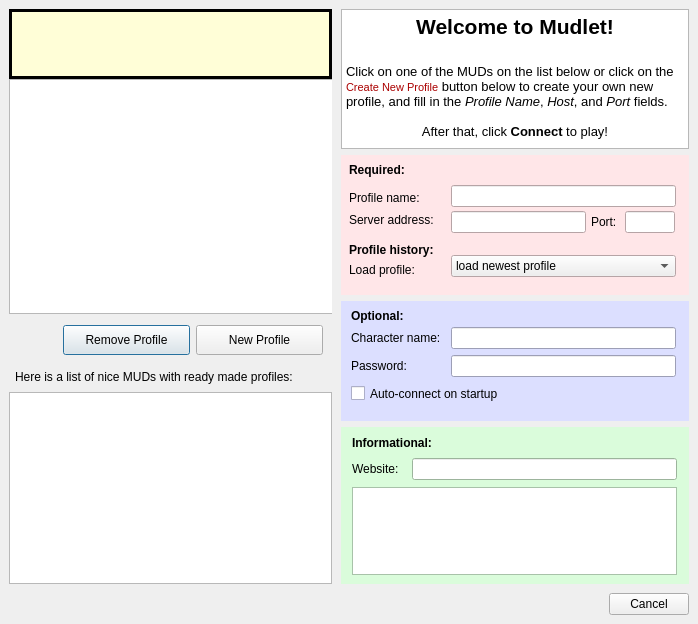
Above: mudlet/prealpha1/mudlet/src/ui/connection_profiles.ui from Mudlet/Mudlet before the change. Below: the same form after it.
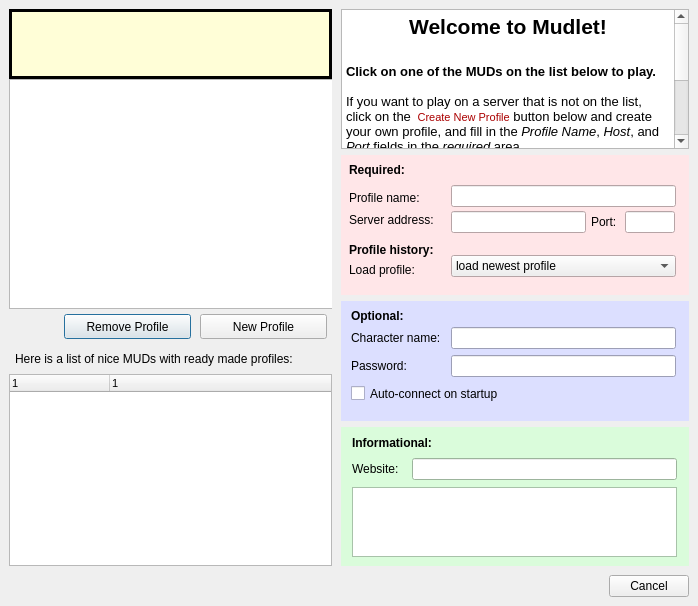
That is the form after the change. Icons and pictures are not drawn.

Commit message: LARGE: more profile loading work | debug console uses the new display driver | main window saves its size and position  |some connection dialog

```diff
--- a/mudlet/prealpha1/mudlet/src/ui/connection_profiles.ui
+++ b/mudlet/prealpha1/mudlet/src/ui/connection_profiles.ui
@@ -6,7 +6,7 @@
     <x>0</x>
     <y>0</y>
     <width>698</width>
-    <height>624</height>
+    <height>605</height>
    </rect>
   </property>
   <property name="windowTitle" >
@@ -21,6 +21,18 @@
    </property>
    <item>
     <widget class="QWidget" native="1" name="widget" >
+     <property name="sizePolicy" >
+      <sizepolicy vsizetype="Preferred" hsizetype="Preferred" >
+       <horstretch>0</horstretch>
+       <verstretch>0</verstretch>
+      </sizepolicy>
+     </property>
+     <property name="minimumSize" >
+      <size>
+       <width>698</width>
+       <height>0</height>
+      </size>
+     </property>
      <layout class="QHBoxLayout" name="horizontalLayout" >
       <property name="spacing" >
        <number>0</number>
@@ -1987,7 +1999,7 @@
            <property name="minimumSize" >
             <size>
              <width>348</width>
-             <height>0</height>
+             <height>140</height>
             </size>
            </property>
            <property name="sizeIncrement" >
@@ -2043,7 +2055,7 @@
           </widget>
          </item>
          <item>
-          <widget class="QWidget" native="1" name="widget_12" >
+          <widget class="QWidget" native="1" name="profileAdminArea" >
            <property name="sizePolicy" >
             <sizepolicy vsizetype="Fixed" hsizetype="Expanding" >
              <horstretch>0</horstretch>
@@ -2056,7 +2068,19 @@
              <height>35</height>
             </size>
            </property>
+           <property name="maximumSize" >
+            <size>
+             <width>16777215</width>
+             <height>35</height>
+            </size>
+           </property>
            <layout class="QHBoxLayout" name="horizontalLayout_4" >
+            <property name="spacing" >
+             <number>9</number>
+            </property>
+            <property name="margin" >
+             <number>5</number>
+            </property>
             <item>
              <spacer name="horizontalSpacer_4" >
               <property name="orientation" >
@@ -2081,7 +2105,7 @@
               <property name="minimumSize" >
                <size>
                 <width>127</width>
-                <height>30</height>
+                <height>25</height>
                </size>
               </property>
               <property name="maximumSize" >
@@ -2110,7 +2134,7 @@
               <property name="minimumSize" >
                <size>
                 <width>127</width>
-                <height>30</height>
+                <height>25</height>
                </size>
               </property>
               <property name="maximumSize" >
@@ -2173,7 +2197,7 @@
               <x>0</x>
               <y>0</y>
               <width>271</width>
-              <height>35</height>
+              <height>25</height>
              </rect>
             </property>
             <property name="sizePolicy" >
@@ -2188,6 +2212,12 @@
               <height>25</height>
              </size>
             </property>
+            <property name="maximumSize" >
+             <size>
+              <width>16777215</width>
+              <height>25</height>
+             </size>
+            </property>
             <layout class="QGridLayout" name="gridLayout" />
            </widget>
           </widget>
@@ -2229,12 +2259,31 @@
              <pointsize>8</pointsize>
             </font>
            </property>
+           <property name="editTriggers" >
+            <set>QAbstractItemView::DoubleClicked</set>
+           </property>
+           <property name="showDropIndicator" stdset="0" >
+            <bool>false</bool>
+           </property>
+           <property name="alternatingRowColors" >
+            <bool>true</bool>
+           </property>
            <property name="rootIsDecorated" >
             <bool>false</bool>
            </property>
            <property name="columnCount" >
-            <number>0</number>
+            <number>2</number>
            </property>
+           <column>
+            <property name="text" >
+             <string>1</string>
+            </property>
+           </column>
+           <column>
+            <property name="text" >
+             <string>1</string>
+            </property>
+           </column>
           </widget>
          </item>
         </layout>
@@ -2264,7 +2313,7 @@
             <bool>true</bool>
            </property>
            <property name="sizePolicy" >
-            <sizepolicy vsizetype="Preferred" hsizetype="Expanding" >
+            <sizepolicy vsizetype="Expanding" hsizetype="Expanding" >
              <horstretch>0</horstretch>
              <verstretch>0</verstretch>
             </sizepolicy>
@@ -2288,9 +2337,16 @@
 &lt;/style>&lt;/head>&lt;body style=" font-family:'DejaVu Sans'; font-size:9pt; font-weight:400; font-style:normal;">
 &lt;p align="center" style=" margin-top:0px; margin-bottom:0px; margin-left:0px; margin-right:0px; -qt-block-indent:0; text-indent:0px; font-family:'Sans'; font-size:8pt;">&lt;span style=" font-size:16pt; font-weight:600;">Welcome to Mudlet!&lt;/span>&lt;/p>
 &lt;p style="-qt-paragraph-type:empty; margin-top:0px; margin-bottom:0px; margin-left:0px; margin-right:0px; -qt-block-indent:0; text-indent:0px; font-family:'Sans'; font-size:16pt;">&lt;/p>
-&lt;p style=" margin-top:0px; margin-bottom:0px; margin-left:0px; margin-right:0px; -qt-block-indent:0; text-indent:0px; font-family:'Sans'; font-size:10pt;">Click on one of the MUDs on the list below or click on the &lt;img src=":/list-add_small.png" />&lt;span style=" font-size:8pt; color:#aa0000;"> Create New Profile&lt;/span> button below to create your own new profile, and fill in the &lt;span style=" font-style:italic;">Profile Name&lt;/span>, &lt;span style=" font-style:italic;">Host&lt;/span>, and &lt;span style=" font-style:italic;">Port&lt;/span> fields. &lt;/p>
+&lt;p style=" margin-top:0px; margin-bottom:0px; margin-left:0px; margin-right:0px; -qt-block-indent:0; text-indent:0px; font-family:'Sans'; font-size:10pt;">&lt;span style=" font-weight:600;">Click on one of the MUDs on the list below to play.&lt;/span>&lt;/p>
+&lt;p align="center" style="-qt-paragraph-type:empty; margin-top:0px; margin-bottom:0px; margin-left:0px; margin-right:0px; -qt-block-indent:0; text-indent:0px; font-family:'Sans'; font-size:10pt;">&lt;/p>
+&lt;p style=" margin-top:0px; margin-bottom:0px; margin-left:0px; margin-right:0px; -qt-block-indent:0; text-indent:0px; font-family:'Sans'; font-size:10pt;">If you want to play on a server that is not on the list, click on the &lt;img src=":/icons/icons/list-add_small.png" />&lt;span style=" font-size:8pt; color:#aa0000;"> Create New Profile&lt;/span> button below and create your own profile, and fill in the &lt;span style=" font-style:italic;">Profile Name&lt;/span>, &lt;span style=" font-style:italic;">Host&lt;/span>, and &lt;span style=" font-style:italic;">Port&lt;/span> fields in the &lt;span style=" font-style:italic;">required &lt;/span>area. &lt;/p>
+&lt;p style=" margin-top:0px; margin-bottom:0px; margin-left:0px; margin-right:0px; -qt-block-indent:0; text-indent:0px; font-family:'Sans'; font-size:10pt;">You can ignore the fields listed under &lt;span style=" font-style:italic;">optional&lt;/span> and &lt;span style=" font-style:italic;">informational&lt;/span>.&lt;/p>
 &lt;p style="-qt-paragraph-type:empty; margin-top:0px; margin-bottom:0px; margin-left:0px; margin-right:0px; -qt-block-indent:0; text-indent:0px; font-family:'Sans'; font-size:10pt;">&lt;/p>
-&lt;p align="center" style=" margin-top:0px; margin-bottom:0px; margin-left:0px; margin-right:0px; -qt-block-indent:0; text-indent:0px; font-family:'Sans'; font-size:10pt;">After that, click &lt;span style=" font-weight:600;">Connect&lt;/span> to play!&lt;/p>&lt;/body>&lt;/html></string>
+&lt;p style=" margin-top:0px; margin-bottom:0px; margin-left:0px; margin-right:0px; -qt-block-indent:0; text-indent:0px; font-family:'Sans'; font-size:10pt;">&lt;span style=" font-weight:600;">After that, click Connect to play.&lt;/span>&lt;/p>
+&lt;p style="-qt-paragraph-type:empty; margin-top:0px; margin-bottom:0px; margin-left:0px; margin-right:0px; -qt-block-indent:0; text-indent:0px; font-family:'Sans'; font-size:10pt; font-weight:600;">&lt;/p>
+&lt;p style=" margin-top:0px; margin-bottom:0px; margin-left:0px; margin-right:0px; -qt-block-indent:0; text-indent:0px; font-family:'Sans'; font-size:10pt; font-weight:600;">&lt;span style=" font-weight:400;">Have Fun!&lt;/span>&lt;/p>
+&lt;p style="-qt-paragraph-type:empty; margin-top:0px; margin-bottom:0px; margin-left:0px; margin-right:0px; -qt-block-indent:0; text-indent:0px; font-family:'Sans'; font-size:10pt; font-weight:600;">&lt;/p>
+&lt;p align="center" style=" margin-top:0px; margin-bottom:0px; margin-left:0px; margin-right:0px; -qt-block-indent:0; text-indent:0px; font-family:'Sans'; font-size:10pt; font-weight:600;">The Mudlet Team&lt;/p>&lt;/body>&lt;/html></string>
            </property>
            <property name="openLinks" >
             <bool>false</bool>
@@ -2771,7 +2827,7 @@
           </widget>
          </item>
          <item>
-          <widget class="QWidget" native="1" name="widget_3" >
+          <widget class="QWidget" native="1" name="informationalArea" >
            <property name="palette" >
             <palette>
              <active>
```
Left out of the diff: 14 changed lines with no effect on the pictures. The commit also changes 18 other files.
